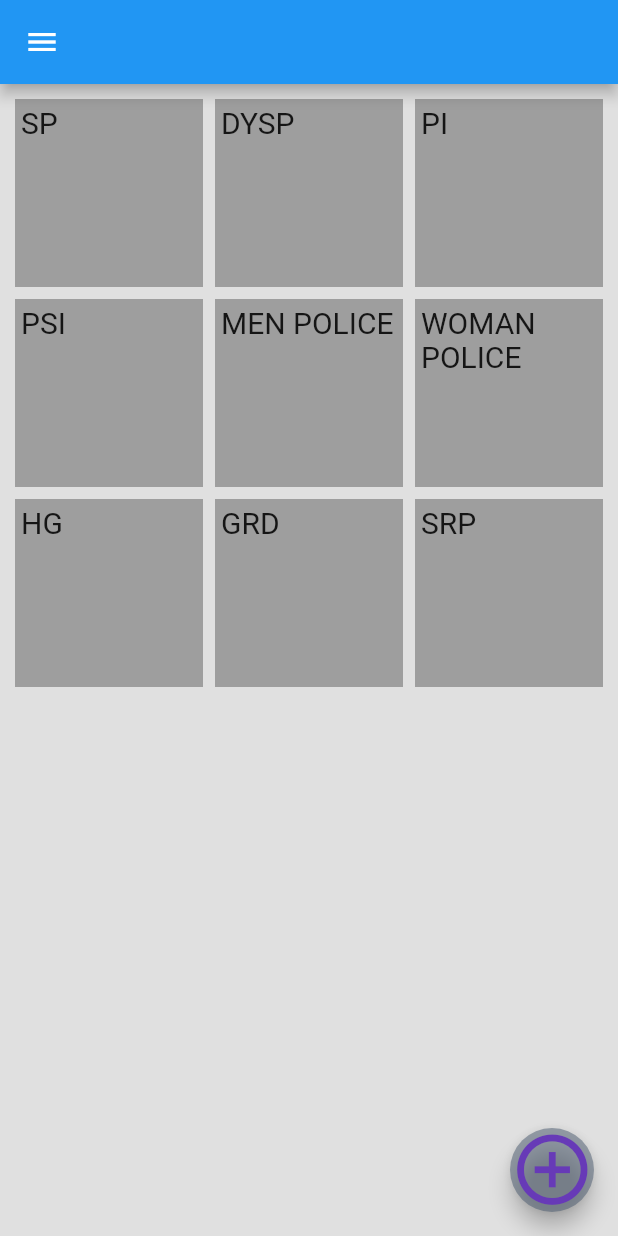
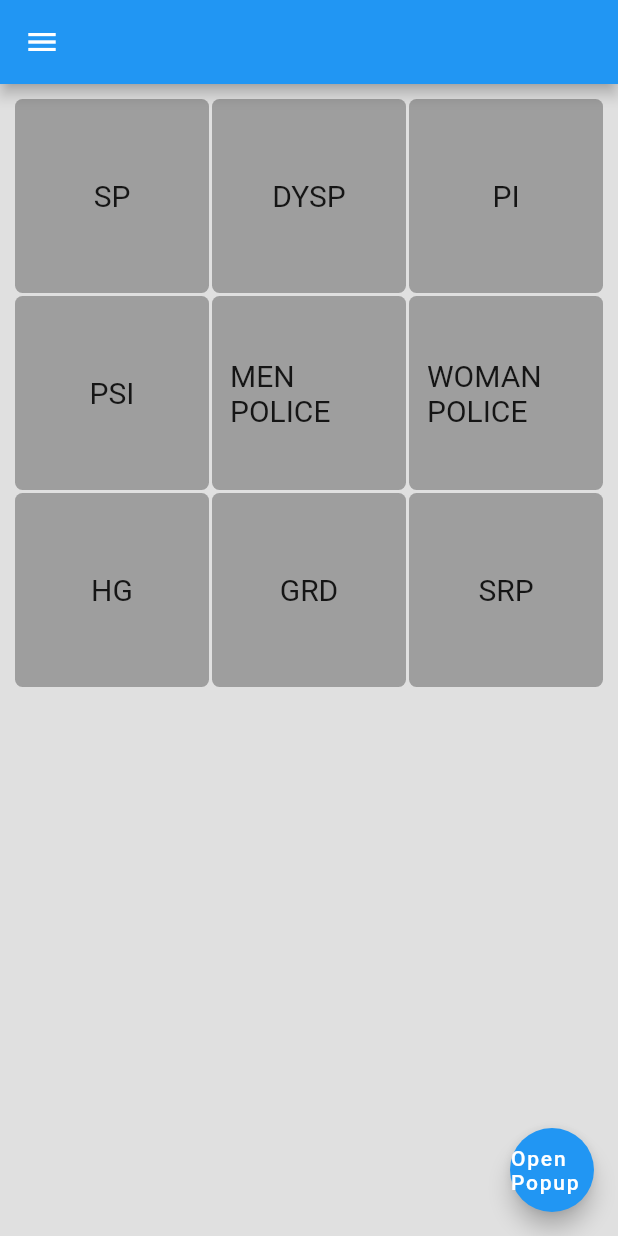
Before and after one commit to Parthis1833/OpPlanGuard, a Flutter app: the DesktopScaffold screen opened directly, on a phone screen of 412 x 824 dp. Run offline on Flutter 3.47's test engine with Material 2 defaults, Android fonts, the phone set to English and light mode, and no system bars.

Commit message:
popup page add

```diff
--- a/admin/e_bandobas/lib/constants.dart
+++ b/admin/e_bandobas/lib/constants.dart
@@ -16,59 +16,112 @@ size: 56.4,
 ),
 );
 
-var CardView =  Center(
-    child: GridView.extent(
+// ignore: non_constant_identifier_names
+var CardView = GridView.extent(
     primary: false,
     padding: const EdgeInsets.all(10),
-      crossAxisSpacing: 8,
-      mainAxisSpacing: 8,
+    crossAxisSpacing:2,
+    mainAxisSpacing: 2,
     maxCrossAxisExtent: 170.0,
     children: <Widget>[
-        Container(
-          padding: const EdgeInsets.all(4),
+      ClipRRect (
+        borderRadius: BorderRadius.circular(5.0),
+      child: Container(
+        padding: const EdgeInsets.all(12),
         color: Colors.grey,
-          child: const Text('SP', style: TextStyle(fontSize: 20)),
+        child: const Align(
+          alignment: Alignment.center,
+          child: Text('SP', style: TextStyle(fontSize: 20)),
         ),
-        Container(
-          padding: const EdgeInsets.all(4),
+      ),
+    ),
+      ClipRRect (
+        borderRadius: BorderRadius.circular(5.0),
+        child: Container(
+          padding: const EdgeInsets.all(12),
           color: Colors.grey,
-          child: const Text('DYSP', style: TextStyle(fontSize: 20)),
+          child: const Align(
+            alignment: Alignment.center,
+            child: Text('DYSP', style: TextStyle(fontSize: 20)),
           ),
-        Container(
-          padding: const EdgeInsets.all(4),
+        ),
+      ),
+      ClipRRect (
+        borderRadius: BorderRadius.circular(5.0),
+        child: Container(
+          padding: const EdgeInsets.all(12),
           color: Colors.grey,
-          child: const Text('PI', style: TextStyle(fontSize: 20)),
+          child: const Align(
+            alignment: Alignment.center,
+            child: Text('PI', style: TextStyle(fontSize: 20)),
           ),
-        Container(
-          padding: const EdgeInsets.all(4),
+        ),
+      ),
+      ClipRRect (
+        borderRadius: BorderRadius.circular(5.0),
+        child: Container(
+          padding: const EdgeInsets.all(12),
           color: Colors.grey,
-          child: const Text('PSI', style: TextStyle(fontSize: 20)),
+          child: const Align(
+            alignment: Alignment.center,
+            child: Text('PSI', style: TextStyle(fontSize: 20)),
           ),
-        Container(
-          padding: const EdgeInsets.all(4),
+        ),
+      ),
+      ClipRRect (
+        borderRadius: BorderRadius.circular(5.0),
+        child: Container(
+          padding: const EdgeInsets.all(12),
           color: Colors.grey,
-          child: const Text('MEN POLICE', style: TextStyle(fontSize: 20)),
+          child: const Align(
+            alignment: Alignment.center,
+            child: Text('MEN POLICE', style: TextStyle(fontSize: 20)),
           ),
-        Container(
-          padding: const EdgeInsets.all(4),
+        ),
+      ),
+      ClipRRect (
+        borderRadius: BorderRadius.circular(5.0),
+        child: Container(
+          padding: const EdgeInsets.all(12),
           color: Colors.grey,
-          child: const Text('WOMAN POLICE', style: TextStyle(fontSize: 20)),
+          child: const Align(
+            alignment: Alignment.center,
+            child: Text('WOMAN POLICE', style: TextStyle(fontSize: 20)),
           ),
-        Container(
-          padding: const EdgeInsets.all(4),
+        ),
+      ),
+      ClipRRect (
+        borderRadius: BorderRadius.circular(5.0),
+        child: Container(
+          padding: const EdgeInsets.all(12),
           color: Colors.grey,
-          child: const Text('HG', style: TextStyle(fontSize: 20)),
+          child: const Align(
+            alignment: Alignment.center,
+            child: Text('HG', style: TextStyle(fontSize: 20)),
           ),
-        Container(
-          padding: const EdgeInsets.all(4),
+        ),
+      ),
+      ClipRRect (
+        borderRadius: BorderRadius.circular(5.0),
+        child: Container(
+          padding: const EdgeInsets.all(12),
           color: Colors.grey,
-          child: const Text('GRD', style: TextStyle(fontSize: 20)),
+          child: const Align(
+            alignment: Alignment.center,
+            child: Text('GRD', style: TextStyle(fontSize: 20)),
           ),
-        Container(
-          padding: const EdgeInsets.all(4),
+        ),
+      ),
+      ClipRRect (
+        borderRadius: BorderRadius.circular(5.0),
+        child: Container(
+          padding: const EdgeInsets.all(12),
           color: Colors.grey,
-          child: const Text('SRP', style: TextStyle(fontSize: 20)),
+          child: const Align(
+            alignment: Alignment.center,
+            child: Text('SRP', style: TextStyle(fontSize: 20)),
+          ),
+        ),
       ),
     ],
-    )
   );
--- a/admin/e_bandobas/lib/responsive/mobile_scaffold.dart
+++ b/admin/e_bandobas/lib/responsive/mobile_scaffold.dart
@@ -20,7 +20,7 @@ class _MobileScaffoldState extends State<MobileScaffold> {
           child: Column(
             children: [
               SizedBox(
-                height: 190,
+                height: 216,
                 child: DrawerHeader(
                   decoration: const BoxDecoration(
                     color: Colors.blue,
@@ -175,7 +175,8 @@ class _MobileScaffoldState extends State<MobileScaffold> {
           ),
         )
     ),
-      body: CardView,
+      body:SizedBox(
+        child: CardView,),
     floatingActionButton: FloatingActionButton(
       onPressed: () {
 
--- a/admin/e_bandobas/lib/responsive/tablet_scaffold.dart
+++ b/admin/e_bandobas/lib/responsive/tablet_scaffold.dart
@@ -16,7 +16,9 @@ class _TabletScaffoldState extends State<TabletScaffold> {
      return Scaffold(
          appBar:myAppBar,
          backgroundColor: Colors.grey[300],
-         body: CardView,
+         body:
+          SizedBox(
+            child: CardView,),
        drawer: Container(
            width:  MediaQuery.of(context).size.width * 0.30,
            child: Drawer(
```
Also changed, not shown: admin/e_bandobas/lib/responsive/desktop_scaffold.dart (+64 -2 lines). Lines whose indentation alone changed are shown as unchanged.
